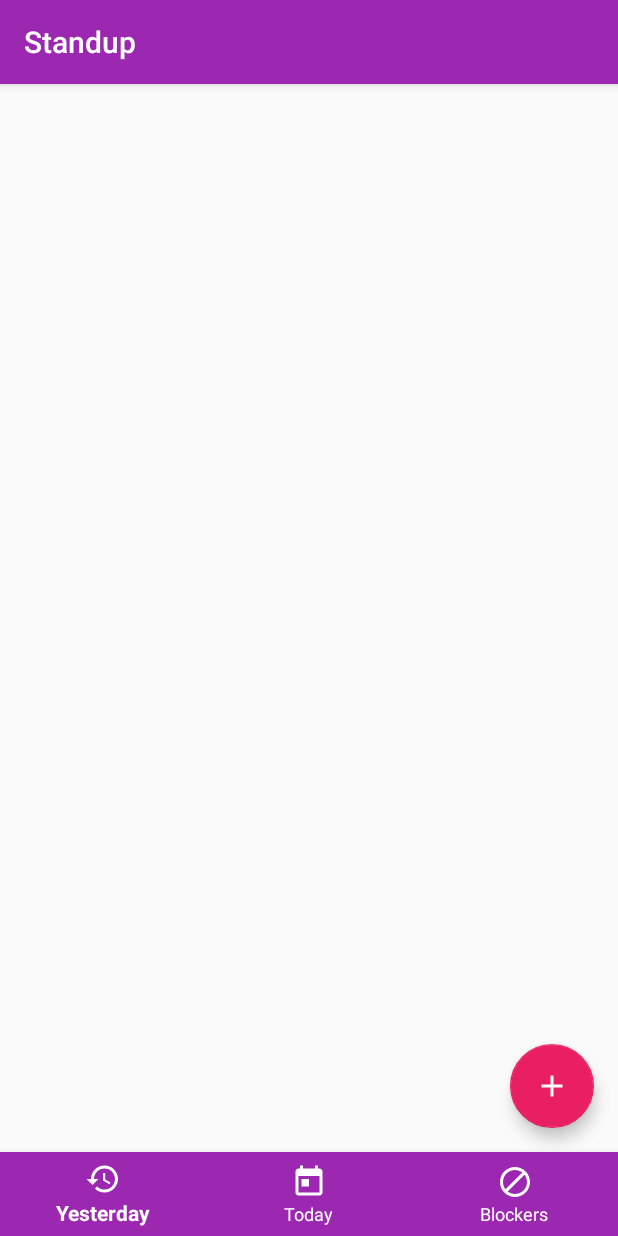
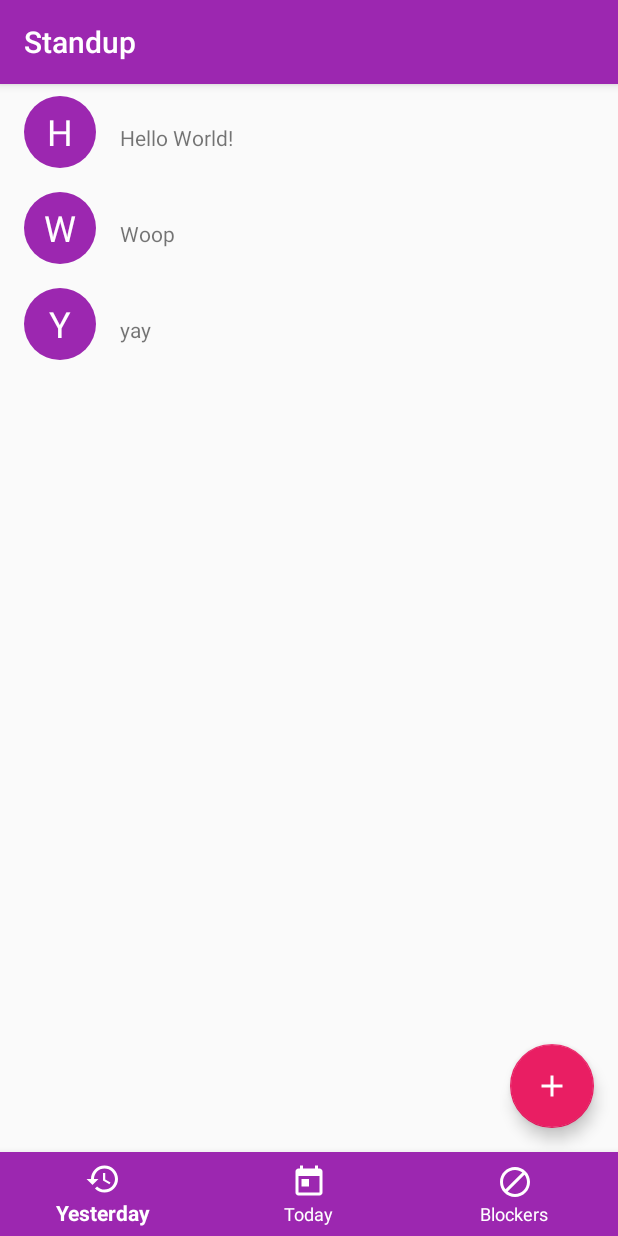
Before and after one commit to aidangrabe/Standup, an Android app: the screen it shows after launch (MainActivity), on a phone screen of 412 x 824 dp. Run offline under Robolectric (Android 15) with nearby library versions, the phone set to English and light mode, and no system bars.

Commit message:
Add the adapter

```diff
--- a/app/src/main/java/com/aidangrabe/standup/MainActivity.kt
+++ b/app/src/main/java/com/aidangrabe/standup/MainActivity.kt
@@ -2,12 +2,21 @@ package com.aidangrabe.standup
 
 import android.os.Bundle
 import android.support.v7.app.AppCompatActivity
+import com.aidangrabe.standup.list.ListFragment
 
 class MainActivity : AppCompatActivity() {
 
     override fun onCreate(savedInstanceState: Bundle?) {
         super.onCreate(savedInstanceState)
         setContentView(R.layout.activity_main)
+
+        val mainFragment = supportFragmentManager.findFragmentByTag("main")
+                ?: ListFragment()
+
+        supportFragmentManager.beginTransaction()
+                .replace(R.id.main_content_frame, mainFragment, "main")
+                .commit()
+
     }
 
 }
--- /dev/null
+++ b/app/src/main/java/com/aidangrabe/standup/list/ListFragment.kt
@@ -0,0 +1,35 @@
+package com.aidangrabe.standup.list
+
+import android.os.Bundle
+import android.support.v4.app.Fragment
+import android.support.v7.widget.LinearLayoutManager
+import android.support.v7.widget.RecyclerView
+import android.view.LayoutInflater
+import android.view.View
+import android.view.ViewGroup
+import com.aidangrabe.standup.rows.LabelRow
+
+/**
+ *
+ */
+class ListFragment : Fragment() {
+
+    lateinit var adapter: RowAdapter
+
+    override fun onCreateView(inflater: LayoutInflater, container: ViewGroup?, savedInstanceState: Bundle?): View? {
+        val context = inflater.context
+        val recyclerView = RecyclerView(context)
+        adapter = RowAdapter(LayoutInflater.from(context))
+        recyclerView.adapter = adapter
+        recyclerView.layoutManager = LinearLayoutManager(context)
+
+
+        adapter.addRow(LabelRow("Hello World!"))
+        adapter.addRow(LabelRow("Woop"))
+        adapter.addRow(LabelRow("yay"))
+        adapter.notifyDataSetChanged()
+
+        return recyclerView
+    }
+
+}
--- /dev/null
+++ b/app/src/main/java/com/aidangrabe/standup/list/Row.kt
@@ -0,0 +1,18 @@
+package com.aidangrabe.standup.list
+
+import android.support.annotation.IntegerRes
+import android.support.v7.widget.RecyclerView
+import android.view.View
+
+/**
+ *
+ */
+interface Row {
+
+    fun viewHolderFactory(): (itemView: View) -> RecyclerView.ViewHolder
+
+    fun bind(viewHolder: RecyclerView.ViewHolder)
+
+    @IntegerRes fun viewId(): Int
+
+}
--- /dev/null
+++ b/app/src/main/java/com/aidangrabe/standup/list/RowAdapter.kt
@@ -0,0 +1,36 @@
+package com.aidangrabe.standup.list
+
+import android.support.v7.widget.RecyclerView
+import android.util.SparseArray
+import android.view.LayoutInflater
+import android.view.View
+import android.view.ViewGroup
+import java.util.*
+
+/**
+ *
+ */
+class RowAdapter(val layoutInflater: LayoutInflater) : RecyclerView.Adapter<RecyclerView.ViewHolder>() {
+
+    private val rows = ArrayList<Row>()
+    private val viewHolderFactories = SparseArray<(View) -> RecyclerView.ViewHolder>()
+
+    override fun onCreateViewHolder(parent: ViewGroup?, viewType: Int): RecyclerView.ViewHolder {
+        val itemView = layoutInflater.inflate(viewType, parent, false)
+        return viewHolderFactories[viewType]!!.invoke(itemView)
+    }
+
+    override fun onBindViewHolder(holder: RecyclerView.ViewHolder, position: Int) {
+        rows[position].bind(holder)
+    }
+
+    override fun getItemCount() = rows.size
+
+    override fun getItemViewType(position: Int) = rows[position].viewId()
+
+    fun addRow(row: Row) {
+        rows.add(row)
+        viewHolderFactories.put(row.viewId(), row.viewHolderFactory())
+    }
+
+}
--- /dev/null
+++ b/app/src/main/java/com/aidangrabe/standup/rows/LabelRow.kt
@@ -0,0 +1,39 @@
+package com.aidangrabe.standup.rows
+
+import android.support.v7.widget.RecyclerView
+import android.view.View
+import android.widget.TextView
+import com.aidangrabe.standup.R
+import com.aidangrabe.standup.list.Row
+
+/**
+ *
+ */
+class LabelRow(val text: String) : Row {
+
+    override fun viewHolderFactory(): (View) -> RecyclerView.ViewHolder {
+        return ::ViewHolder
+    }
+
+    override fun bind(viewHolder: RecyclerView.ViewHolder) {
+        with (viewHolder as ViewHolder) {
+            label.text = text
+            characterLabel.text = text.substring(0, 1).toUpperCase()
+        }
+    }
+
+    override fun viewId() = R.layout.row_label
+
+    private class ViewHolder(itemView: View) : RecyclerView.ViewHolder(itemView) {
+
+        val label: TextView
+        val characterLabel: TextView
+
+        init {
+            label = itemView.findViewById(R.id.label) as TextView
+            characterLabel = itemView.findViewById(R.id.character_label) as TextView
+        }
+
+    }
+
+}
--- /dev/null
+++ b/app/src/main/res/drawable/circle_background.xml
@@ -0,0 +1,9 @@
+<?xml version="1.0" encoding="utf-8"?>
+<shape xmlns:android="http://schemas.android.com/apk/res/android"
+       android:shape="rectangle"
+    >
+
+    <corners android:radius="50dp" />
+    <solid android:color="@color/colorPrimary" />
+
+</shape>
--- /dev/null
+++ b/app/src/main/res/layout/row_label.xml
@@ -0,0 +1,36 @@
+<?xml version="1.0" encoding="utf-8"?>
+<LinearLayout
+    xmlns:android="http://schemas.android.com/apk/res/android"
+    xmlns:tools="http://schemas.android.com/tools"
+    android:orientation="horizontal"
+    android:layout_width="match_parent"
+    android:layout_height="wrap_content"
+    android:paddingTop="8dp"
+    android:paddingBottom="8dp"
+    android:paddingStart="16dp"
+    android:paddingEnd="16dp"
+    android:clickable="true"
+    android:background="?selectableItemBackground"
+    android:layout_gravity="center"
+    >
+
+    <TextView
+        android:id="@+id/character_label"
+        android:background="@drawable/circle_background"
+        android:layout_width="48dp"
+        android:layout_height="48dp"
+        android:textSize="24sp"
+        android:textColor="#FFFFFF"
+        android:gravity="center"
+        android:layout_marginEnd="16dp"
+        tools:text="A"
+        />
+
+    <TextView
+        android:id="@+id/label"
+        android:layout_width="wrap_content"
+        android:layout_height="wrap_content"
+        tools:text="My todo item"
+        />
+
+</LinearLayout>
```
